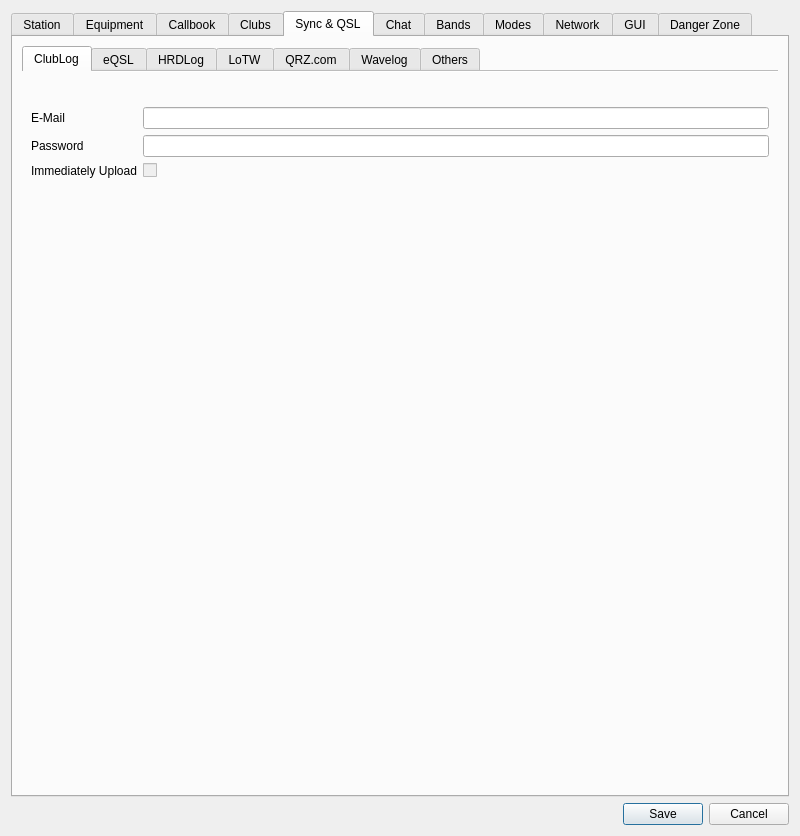
Qt form ui/SettingsDialog.ui (foldynl/QLog) before a commit.
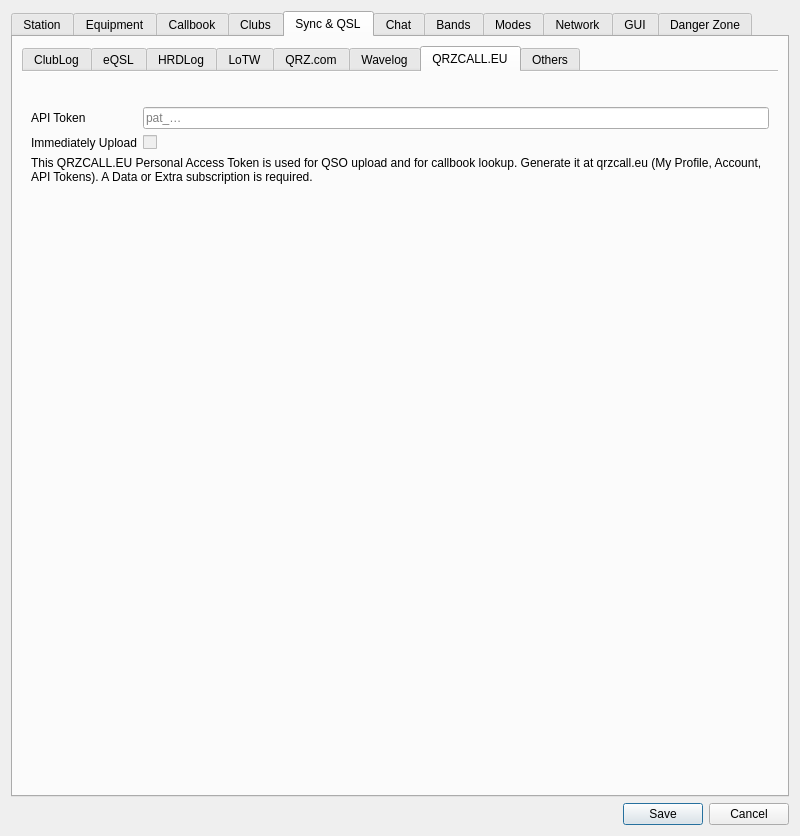
The same form after that commit. The open tabs and pages were chosen to show the change. Icons and pictures are not drawn. Custom widgets are drawn as their Qt base class.

Commit message: QRZCallEU: Add QRZCALL.EU callbook and QSO upload

```diff
--- a/ui/SettingsDialog.ui
+++ b/ui/SettingsDialog.ui
@@ -4001,6 +4001,76 @@
            </item>
           </layout>
          </widget>
+         <widget class="QWidget" name="qrzcalleuSyncQSLTab">
+          <attribute name="title">
+           <string>QRZCALL.EU</string>
+          </attribute>
+          <layout class="QFormLayout" name="formLayout_qrzcalleuSync">
+           <item row="0" column="1">
+            <spacer name="verticalSpacer_qrzcalleu">
+             <property name="orientation">
+              <enum>Qt::Vertical</enum>
+             </property>
+             <property name="sizeType">
+              <enum>QSizePolicy::Fixed</enum>
+             </property>
+             <property name="sizeHint" stdset="0">
+              <size>
+               <width>20</width>
+               <height>20</height>
+              </size>
+             </property>
+            </spacer>
+           </item>
+           <item row="1" column="0">
+            <widget class="QLabel" name="qrzcalleuPatLabel">
+             <property name="text">
+              <string>API Token</string>
+             </property>
+            </widget>
+           </item>
+           <item row="1" column="1">
+            <widget class="QLineEdit" name="qrzcalleuPatEdit">
+             <property name="echoMode">
+              <enum>QLineEdit::Password</enum>
+             </property>
+             <property name="placeholderText">
+              <string notr="true">pat_…</string>
+             </property>
+            </widget>
+           </item>
+           <item row="2" column="0">
+            <widget class="QLabel" name="qrzcalleuUploadImmediatelyLabel">
+             <property name="text">
+              <string>Immediately Upload</string>
+             </property>
+            </widget>
+           </item>
+           <item row="2" column="1">
+            <widget class="QCheckBox" name="qrzcalleuUploadImmediatelyCheckbox">
+             <property name="enabled">
+              <bool>false</bool>
+             </property>
+             <property name="toolTip">
+              <string>QSOs are uploaded to QRZCALL.EU immediately when logged or edited</string>
+             </property>
+             <property name="text">
+              <string notr="true"/>
+             </property>
+            </widget>
+           </item>
+           <item row="3" column="0" colspan="2">
+            <widget class="QLabel" name="qrzcalleuSyncNotice">
+             <property name="text">
+              <string>This QRZCALL.EU Personal Access Token is used for QSO upload and for callbook lookup. Generate it at qrzcall.eu (My Profile, Account, API Tokens). A Data or Extra subscription is required.</string>
+             </property>
+             <property name="wordWrap">
+              <bool>true</bool>
+             </property>
+            </widget>
+           </item>
+          </layout>
+         </widget>
          <widget class="QWidget" name="othersTab">
           <attribute name="title">
            <string>Others</string>
```
Left out of the diff: 21 changed lines with no effect on the pictures. The commit also changes 16 other files.
